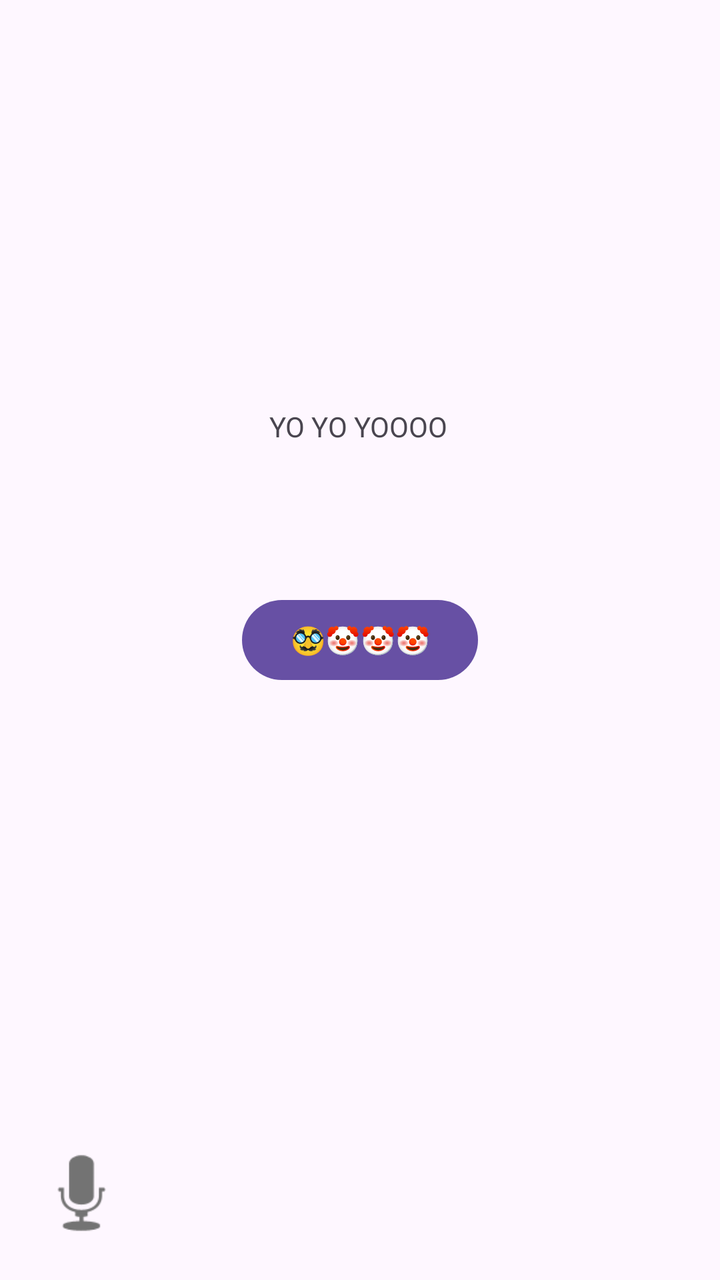
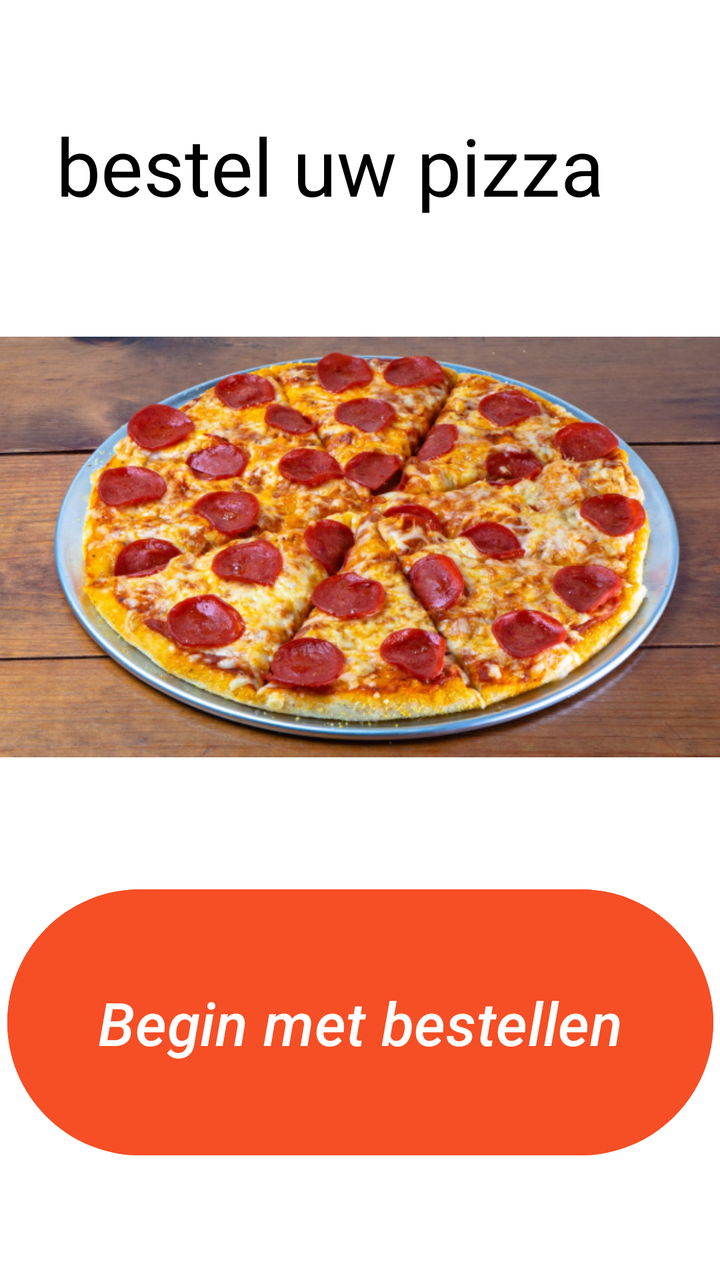

Compare the two renders of this Android layout. The source of the first and the diff that turns it into the second are given below.
<!-- AndroidManifest.xml: application theme Theme.Bestel -->
<!-- res/layout/activity_main.xml -->
<?xml version="1.0" encoding="utf-8"?>
<androidx.constraintlayout.widget.ConstraintLayout xmlns:android="http://schemas.android.com/apk/res/android"
    xmlns:app="http://schemas.android.com/apk/res-auto"
    xmlns:tools="http://schemas.android.com/tools"
    android:id="@+id/main"
    android:layout_width="match_parent"
    android:layout_height="match_parent"
    tools:context=".MainActivity">

    <TextView
        android:id="@+id/textView"
        android:layout_width="wrap_content"
        android:layout_height="wrap_content"
        android:text="YO YO YOOOO"
        app:layout_constraintBottom_toBottomOf="parent"
        app:layout_constraintEnd_toEndOf="parent"
        app:layout_constraintHorizontal_bias="0.498"
        app:layout_constraintStart_toStartOf="parent"
        app:layout_constraintTop_toTopOf="parent"
        app:layout_constraintVertical_bias="0.328" />

    <Button
        android:id="@+id/button"
        android:layout_width="wrap_content"
        android:layout_height="wrap_content"
        android:text="🥸🤡🤡🤡"
        app:layout_constraintBottom_toBottomOf="parent"
        app:layout_constraintEnd_toEndOf="parent"
        app:layout_constraintStart_toStartOf="parent"
        app:layout_constraintTop_toTopOf="parent" />

    <ImageView
        android:id="@+id/imageView"
        android:layout_width="55dp"
        android:layout_height="59dp"
        app:layout_constraintBottom_toBottomOf="parent"
        app:layout_constraintEnd_toEndOf="parent"
        app:layout_constraintHorizontal_bias="0.044"
        app:layout_constraintStart_toStartOf="parent"
        app:layout_constraintTop_toTopOf="parent"
        app:layout_constraintVertical_bias="0.976"
        app:srcCompat="@android:drawable/ic_btn_speak_now" />

</androidx.constraintlayout.widget.ConstraintLayout>
<!-- resources referenced by this layout -->
<resources>
  <style name="Theme.Bestel" parent="Base.Theme.Bestel" />
  <style name="Base.Theme.Bestel" parent="Theme.Material3.DayNight.NoActionBar">
          
          
      </style>
</resources>

<!-- the commit's change to res/layout/activity_main.xml (unified diff, before → after) -->
@@ -5,40 +5,46 @@
     android:id="@+id/main"
     android:layout_width="match_parent"
     android:layout_height="match_parent"
+    android:background="#FFFFFF"
+    android:backgroundTint="#FFFFFF"
     tools:context=".MainActivity">
+
 
     <TextView
         android:id="@+id/textView"
-        android:layout_width="wrap_content"
-        android:layout_height="wrap_content"
-        android:text="YO YO YOOOO"
-        app:layout_constraintBottom_toBottomOf="parent"
-        app:layout_constraintEnd_toEndOf="parent"
-        app:layout_constraintHorizontal_bias="0.498"
-        app:layout_constraintStart_toStartOf="parent"
-        app:layout_constraintTop_toTopOf="parent"
-        app:layout_constraintVertical_bias="0.328" />
-
-    <Button
-        android:id="@+id/button"
-        android:layout_width="wrap_content"
-        android:layout_height="wrap_content"
-        android:text="🥸🤡🤡🤡"
-        app:layout_constraintBottom_toBottomOf="parent"
+        android:layout_width="304dp"
+        android:layout_height="55dp"
+        android:layout_marginTop="56dp"
+        android:text="bestel uw pizza"
+        android:textColor="#000000"
+        android:textSize="40sp"
         app:layout_constraintEnd_toEndOf="parent"
         app:layout_constraintStart_toStartOf="parent"
         app:layout_constraintTop_toTopOf="parent" />
 
     <ImageView
         android:id="@+id/imageView"
-        android:layout_width="55dp"
-        android:layout_height="59dp"
+        android:layout_width="369dp"
+        android:layout_height="217dp"
+        android:layout_marginTop="36dp"
         app:layout_constraintBottom_toBottomOf="parent"
         app:layout_constraintEnd_toEndOf="parent"
-        app:layout_constraintHorizontal_bias="0.044"
         app:layout_constraintStart_toStartOf="parent"
-        app:layout_constraintTop_toTopOf="parent"
-        app:layout_constraintVertical_bias="0.976"
-        app:srcCompat="@android:drawable/ic_btn_speak_now" />
+        app:layout_constraintTop_toBottomOf="@+id/textView"
+        app:layout_constraintVertical_bias="0.065"
+        app:srcCompat="@drawable/_323123" />
 
+    <Button
+        android:id="@+id/button"
+        android:layout_width="353dp"
+        android:layout_height="141dp"
+        android:backgroundTint="#F64E25"
+        android:backgroundTintMode="add"
+        android:text="Begin met bestellen"
+        android:textSize="30sp"
+        android:textStyle="italic"
+        app:layout_constraintBottom_toBottomOf="parent"
+        app:layout_constraintEnd_toEndOf="parent"
+        app:layout_constraintStart_toStartOf="parent"
+        app:layout_constraintTop_toBottomOf="@+id/imageView" />
 </androidx.constraintlayout.widget.ConstraintLayout>
<!-- resource entries referenced after the edit -->
@@ -1,5 +1,6 @@
 <!-- resources referenced by this layout -->
 <resources>
+  <!-- drawable _323123: png bitmap (drawable, 484350 bytes) -->
   <style name="Theme.Bestel" parent="Base.Theme.Bestel" />
   <style name="Base.Theme.Bestel" parent="Theme.Material3.DayNight.NoActionBar">
           
